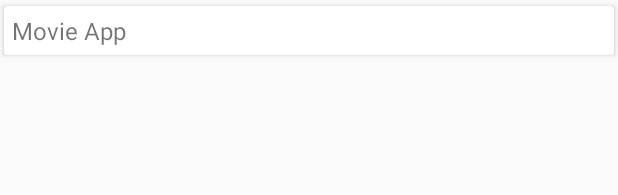
After one commit to Aaarke/GithubMVVMDemo, an Android app: the layout item_all_repo_list.xml on its own in the app's theme, with its tools: preview values and no code run, on a phone screen of 412 x 824 dp. The commit adds this screen. Shown: the top 195 px of the screen. Run offline under Robolectric (Android 15) with nearby library versions, the phone set to English and light mode, and no system bars; network calls fail.

Commit message:
repo owner ui done

```diff
--- a/app/src/main/java/com/roshi/ufabertask/base/BaseViewModel.kt
+++ b/app/src/main/java/com/roshi/ufabertask/base/BaseViewModel.kt
@@ -7,6 +7,7 @@ import com.roshi.ufabertask.di.ApiComponent
 import com.roshi.ufabertask.di.DaggerApiComponent
 import com.roshi.ufabertask.di.NetworkModule
 import com.roshi.ufabertask.home.HomeViewModel
+import com.roshi.ufabertask.repowner.RepoOwnerViewModel
 
 
 abstract class BaseViewModel : ViewModel() {
@@ -34,6 +35,10 @@ abstract class BaseViewModel : ViewModel() {
                 injector.inject(this )
             }
 
+            is RepoOwnerViewModel->{
+                injector.inject(this )
+            }
+
         }
     }
 }
--- a/app/src/main/java/com/roshi/ufabertask/di/ApiComponent.kt
+++ b/app/src/main/java/com/roshi/ufabertask/di/ApiComponent.kt
@@ -2,6 +2,7 @@ package com.roshi.ufabertask.di
 
 import com.roshi.ufabertask.contributor.ContriButorViewModel
 import com.roshi.ufabertask.home.HomeViewModel
+import com.roshi.ufabertask.repowner.RepoOwnerViewModel
 import dagger.Component
 import javax.inject.Singleton
 
@@ -18,6 +19,8 @@ interface ApiComponent {
 
     fun inject(homeViewModel: HomeViewModel)
     fun inject(contriButorViewModel: ContriButorViewModel)
+    fun inject(repoOwnerViewModel: RepoOwnerViewModel)
+
 
 
 
--- a/app/src/main/java/com/roshi/ufabertask/network/ApiInterface.kt
+++ b/app/src/main/java/com/roshi/ufabertask/network/ApiInterface.kt
@@ -15,4 +15,7 @@ interface ApiInterface {
     @GET
     fun getContriButers(@Url contriUrl: String): Observable<ArrayList<Item>>
 
+    @GET
+    fun getAllRepoOfUser(@Url reposUrl: String): Observable<ArrayList<Item>>
+
 }
--- /dev/null
+++ b/app/src/main/res/layout/item_all_repo_list.xml
@@ -0,0 +1,30 @@
+<?xml version="1.0" encoding="utf-8"?>
+<androidx.constraintlayout.widget.ConstraintLayout
+    xmlns:android="http://schemas.android.com/apk/res/android"
+    xmlns:tools="http://schemas.android.com/tools"
+    xmlns:app="http://schemas.android.com/apk/res-auto"
+    android:orientation="vertical"
+    android:layout_width="match_parent"
+    android:layout_height="wrap_content">
+    <androidx.cardview.widget.CardView
+        android:layout_width="0dp"
+        android:layout_height="wrap_content"
+        app:cardUseCompatPadding="true"
+        android:padding="@dimen/text_size_5"
+        app:layout_constraintStart_toStartOf="parent"
+        app:layout_constraintEnd_toEndOf="parent"
+        app:layout_constraintTop_toTopOf="parent"
+        >
+
+        <TextView
+            android:id="@+id/tvRepoName"
+            android:layout_width="match_parent"
+            android:layout_height="wrap_content"
+            android:textSize="@dimen/text_size_16"
+            android:padding="@dimen/text_size_5"
+            tools:text="Movie App"
+            />
+
+    </androidx.cardview.widget.CardView>
+
+</androidx.constraintlayout.widget.ConstraintLayout>
--- a/app/src/main/res/values/strings.xml
+++ b/app/src/main/res/values/strings.xml
@@ -96,5 +96,6 @@
     <string name="description">Description</string>
     <string name="contributors">Contributors</string>
     <string name="post_error">An error occurred while loading the posts</string>
+    <string name="repo_list">Repo List</string>
 
 </resources>
```
Also changed, not shown: app/src/main/AndroidManifest.xml (+7 -1 lines), app/src/main/java/com/roshi/ufabertask/contributor/ContriButorActivity.kt (+6 -4 lines), app/src/main/java/com/roshi/ufabertask/repowner/AllRepoAdapter.kt (added, +54 -0 lines), app/src/main/java/com/roshi/ufabertask/repowner/RepoOwnerActivity.kt (added, +80 -0 lines), app/src/main/java/com/roshi/ufabertask/repowner/RepoOwnerViewModel.kt (added, +60 -0 lines), app/src/main/res/layout/activity_repo_owner.xml (added, +47 -0 lines), app/src/main/res/layout/content_owner_repo.xml (added, +28 -0 lines).
